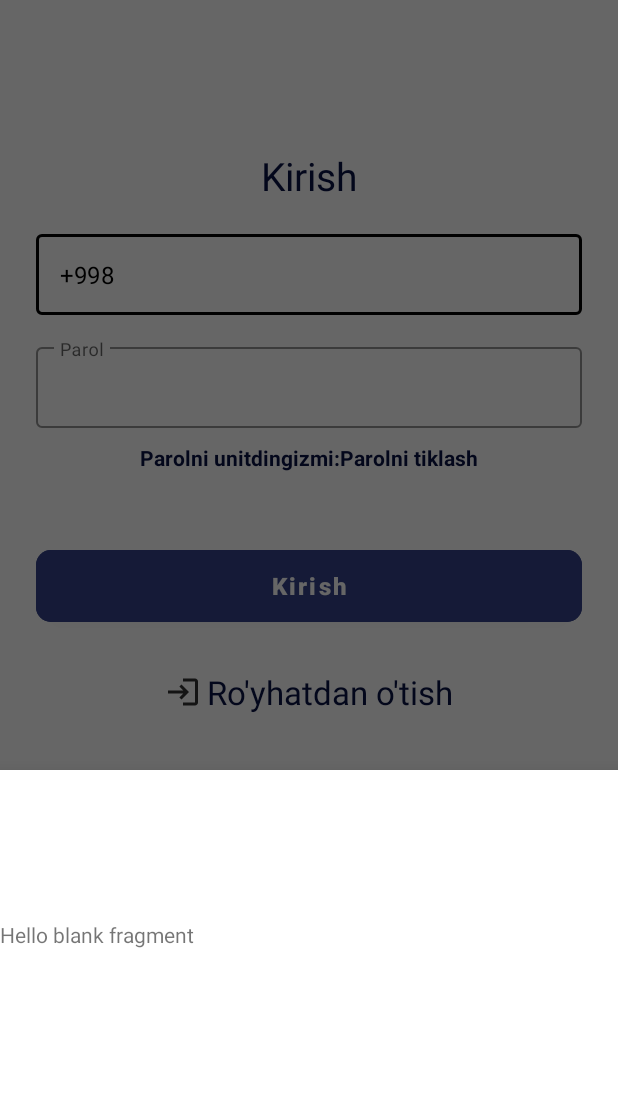
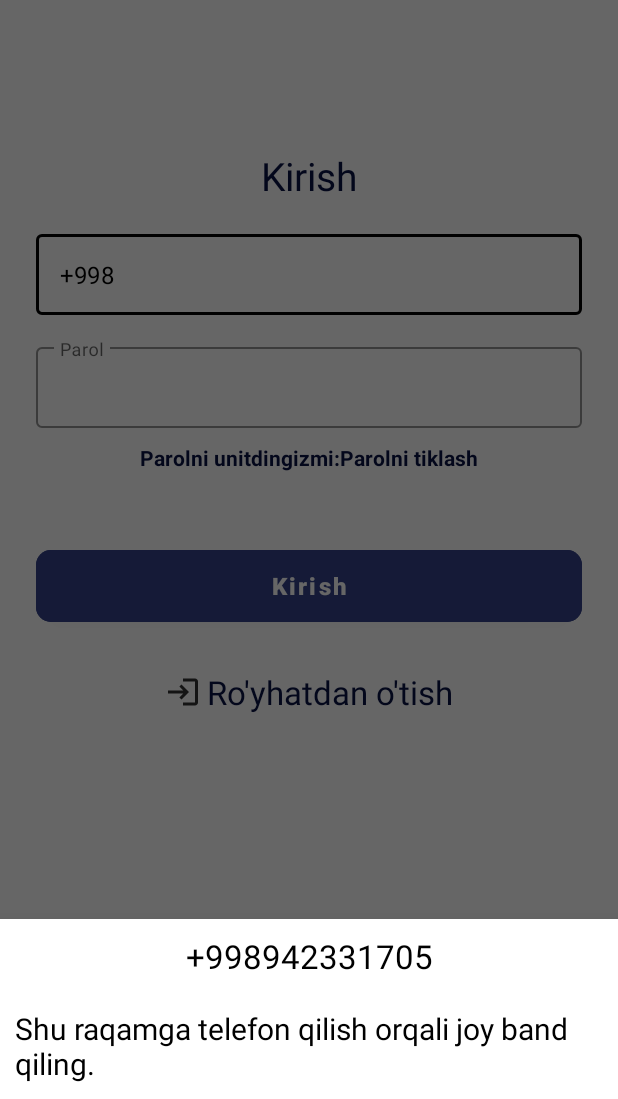
Before and after one commit to Khusinov/HamrohTaxi2, an Android app: the PhoneNumberFragment screen opened through its navigation route, on a phone screen of 412 x 824 dp, the part 137-1236 px from its top. Run offline under Robolectric (Android 15) with nearby library versions, the phone set to English and light mode, and no system bars; our stand-ins replace navigation-ui.

```diff
--- a/app/src/main/res/layout/fragment_phone_number.xml
+++ b/app/src/main/res/layout/fragment_phone_number.xml
@@ -1,15 +1,30 @@
 <?xml version="1.0" encoding="utf-8"?>
-<FrameLayout xmlns:android="http://schemas.android.com/apk/res/android"
+<LinearLayout xmlns:android="http://schemas.android.com/apk/res/android"
     xmlns:tools="http://schemas.android.com/tools"
     android:layout_width="match_parent"
+    android:orientation="vertical"
     android:layout_height="wrap_content"
     tools:context=".PhoneNumberFragment">
 
-    <!-- TODO: Update blank fragment layout -->
+    <TextView
+        android:id="@+id/phoneNumber"
+        android:layout_width="match_parent"
+        android:layout_height="wrap_content"
+        android:text="+998942331705"
+        android:textColor="@color/black"
+        android:textSize="22sp"
+        android:layout_marginVertical="10dp"
+        android:gravity="center"
+        />
+
     <TextView
         android:layout_width="match_parent"
-        android:layout_height="match_parent"
-        android:layout_marginVertical="100dp"
-        android:text="@string/hello_blank_fragment" />
+        android:layout_height="wrap_content"
+        android:layout_marginHorizontal="10dp"
+        android:text="Shu raqamga telefon qilish orqali joy band qiling."
+        android:textColor="@color/black"
+        android:textSize="20sp"
+        android:layout_marginVertical="10dp"
+        />
 
-</FrameLayout>
+</LinearLayout>
```
